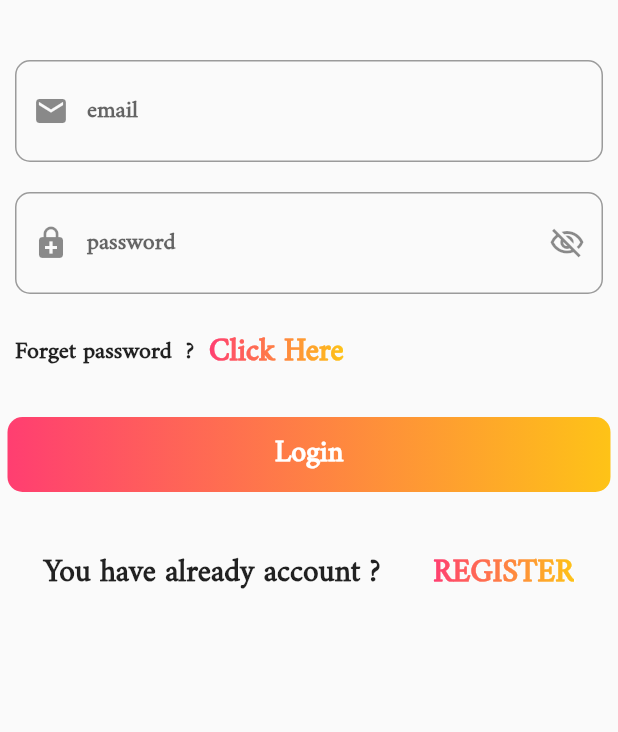
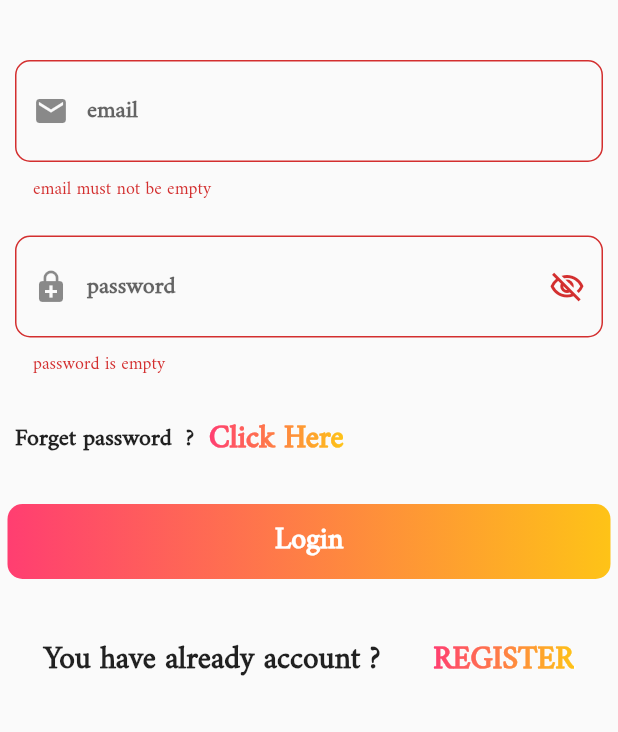
Before and after one commit to oqbahdx/hand-made-new, a Flutter app: the LoginPage screen opened by its route, after a tap on "Login", on a phone screen of 412 x 824 dp, the part 504-1236 px from its top. Run offline on Flutter 3.47's test engine with Material 2 defaults, Android fonts, the phone set to English and light mode, and no system bars; drawn by our look-alikes of simple_gradient_text; our stand-ins replace bloc, cloud_firestore, conditional_builder, firebase_auth, firebase_core, flutter_bloc and 6 more; accounts and stored records are empty.

Commit message:
fix location and finish login page

```diff
--- a/lib/models/seller_model.dart
+++ b/lib/models/seller_model.dart
@@ -4,7 +4,8 @@ class SellerModel {
   String email;
   String phone;
   String isAvailable;
-  String location;
+  double longitude;
+  double latitude;
   String profileImage;
 
 
@@ -14,14 +15,15 @@ class SellerModel {
       this.email,
       this.phone,
       this.isAvailable,
-      this.location,this.profileImage});
-  SellerModel.fromJson(Map<String,dynamic>json){
+      this.longitude,this.latitude,this.profileImage});
+  SellerModel.fromJson(Map<dynamic,dynamic>json){
     uid = json['uid'];
     name = json['name'];
     email = json['email'];
     phone = json['phone'];
     isAvailable = json['isAvailable'];
-    location = json['location'];
+    longitude = json['longitude'];
+    latitude = json['latitude'];
     profileImage = json['profileImage'];
   }
   Map<String,dynamic>toJson(){
@@ -31,7 +33,8 @@ class SellerModel {
       'email':email,
       'phone':phone,
       'isAvailable':isAvailable,
-      'location':location,
+      'longitude':longitude,
+      'latitude':latitude,
       'profileImage':profileImage
     };
   }
--- a/lib/screens/account/login.dart
+++ b/lib/screens/account/login.dart
@@ -1,8 +1,10 @@
+import 'package:conditional_builder/conditional_builder.dart';
 import 'package:flutter/material.dart';
 import 'package:flutter_bloc/flutter_bloc.dart';
 import 'package:hand_made_new/components/containers.dart';
 import 'package:hand_made_new/screens/account/main_register.dart';
 import 'package:hand_made_new/screens/account/otp.dart';
+import 'package:hand_made_new/screens/home/start.dart';
 import 'package:hand_made_new/state_management/cubit.dart';
 import 'package:hand_made_new/state_management/states.dart';
 import 'package:hand_made_new/styles/fonts.dart';
@@ -19,12 +21,19 @@ class LoginPage extends StatefulWidget {
 }
 
 class _LoginPageState extends State<LoginPage> {
+  GlobalKey<FormState> formKey = GlobalKey();
+  TextEditingController emailController = TextEditingController();
+  TextEditingController passwordController = TextEditingController();
   @override
   Widget build(BuildContext context) {
     return BlocProvider(
       create: (BuildContext context) => HandCubit(),
       child: BlocConsumer<HandCubit, HandMadeState>(
-        listener: (context, state) {},
+        listener: (context, state) {
+          if(state is HandBuyerLoginSuccessState){
+            moveToPageAndFinish(context, StartPage());
+          }
+        },
         builder: (context, state) {
           return Scaffold(
               appBar: appBarWidget(
@@ -35,7 +44,9 @@ class _LoginPageState extends State<LoginPage> {
                 elevation: 0.0,
                 action: IconButton(onPressed: () {}, icon: Icon(Icons.close)),
               ),
-              body: ListView(
+              body: Form(
+                key: formKey,
+                child: ListView(
                   children: [
                     SizedBox(
                       height: 30,
@@ -52,10 +63,17 @@ class _LoginPageState extends State<LoginPage> {
                         text: 'email',
                         showPass: null,
                         sec: false,
-                      function: null,
-                      controller: null,
+                        function: (value){
+                          if(value.isEmpty){
+                            return 'email must not be empty';
+                          }
+                        },
+                        controller: emailController,
                         icn: Icons.email,
-                      type: TextInputType.emailAddress),
+
+                        type: TextInputType.emailAddress,
+                      saveFunction: null
+                    ),
                     SizedBox(
                       height: 20,
                     ),
@@ -67,8 +85,12 @@ class _LoginPageState extends State<LoginPage> {
                             },
                             icon: Icon(HandCubit.get(context).icon)),
                         sec: HandCubit.get(context).isShow,
-                      function: null,
-                      controller: null,
+                        function: (value){
+                          if(value.isEmpty){
+                            return 'password is empty';
+                          }
+                    },
+                        controller: passwordController,
                         icn: Icons.enhanced_encryption,
                         type: TextInputType.text),
                     SizedBox(
@@ -92,7 +114,18 @@ class _LoginPageState extends State<LoginPage> {
                     SizedBox(
                       height: 20,
                     ),
-                  containerBuildTap(text: 'Login', onTap: () {}),
+                    ConditionalBuilder(condition: state is !HandBuyerLoginLoadingState,
+                        builder:(context)=> containerBuildTap(text: 'Login', onTap: () {
+                          if(formKey.currentState.validate()){
+                            HandCubit.get(context).login(
+                                email: emailController.text,
+                                password: passwordController.text
+                            );
+                          }
+
+                        }),
+                    fallback: (context)=>Center(child: CircularProgressIndicator()),
+                    ),
                     SizedBox(
                       height: 30,
                     ),
@@ -111,6 +144,7 @@ class _LoginPageState extends State<LoginPage> {
                       ],
                     )
                   ],
+                ),
               ));
         },
       ),
--- a/lib/state_management/states.dart
+++ b/lib/state_management/states.dart
@@ -43,3 +43,12 @@ class HandBuyerRegisterErrorState extends HandMadeState {
 
   HandBuyerRegisterErrorState(this.error);
 }
+class HandBuyerLoginSuccessState extends HandMadeState {}
+
+class HandBuyerLoginLoadingState extends HandMadeState {}
+
+class HandBuyerLoginErrorState extends HandMadeState {
+  final String error;
+
+  HandBuyerLoginErrorState(this.error);
+}
```
Also changed, not shown: lib/screens/account/buyer_register.dart (+8 -1 lines), lib/screens/account/seller_register.dart (+10 -3 lines), lib/state_management/cubit.dart (+27 -10 lines). Lines whose indentation alone changed are shown as unchanged.
